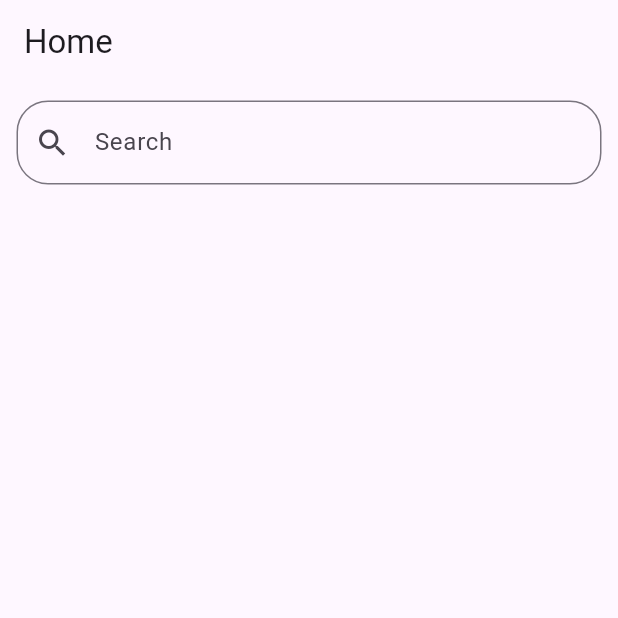
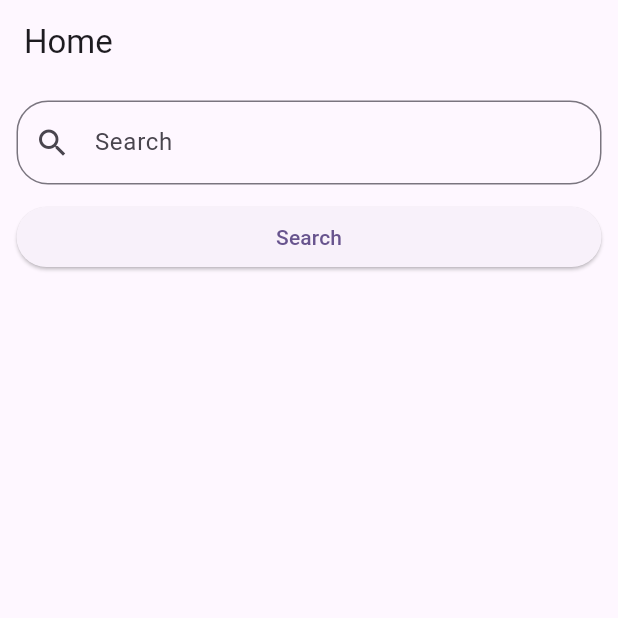
Before and after one commit to AbdullahRFA/mychatbot_flutter_project, a Flutter app: the screen it shows after launch, on a phone screen of 412 x 824 dp, the top half of it. Run offline on Flutter 3.47's test engine with Material 3 defaults, Android fonts, the phone set to English and light mode, and no system bars.

Commit message:
added a Elevated button

```diff
--- a/lib/Ui/home_page.dart
+++ b/lib/Ui/home_page.dart
@@ -1,9 +1,10 @@
 import 'package:flutter/material.dart';
-
+import 'package:http/http.dart' as http;
 class HomePage extends StatelessWidget{
    HomePage({super.key});
 
   TextEditingController searchController =TextEditingController() ;
+  String response = '';
   @override
   Widget build(BuildContext context){
     return Scaffold(
@@ -27,9 +28,34 @@ class HomePage extends StatelessWidget{
               ),
 
             ),
+            SizedBox(
+              height: 11,
+            ),
+            SizedBox(
+              width: double.infinity,
+
+              child: ElevatedButton(
+                  onPressed: (){
+
+                  },
+                  child: Text("Search"),
+
+              ),
+
+            ),
+            SizedBox(
+              height: 11,
+            ),
+            Text(
+                response,
+              style: TextStyle(
+                fontSize: 21,
+              ),
+            ),
           ],
         ),
       ),
     );
   }
+
 }
--- a/pubspec.yaml
+++ b/pubspec.yaml
@@ -34,6 +34,7 @@ dependencies:
   # The following adds the Cupertino Icons font to your application.
   # Use with the CupertinoIcons class for iOS style icons.
   cupertino_icons: ^1.0.8
+  http: ^1.5.0
 
 dev_dependencies:
   flutter_test:
```
Also changed, not shown: pubspec.lock.
